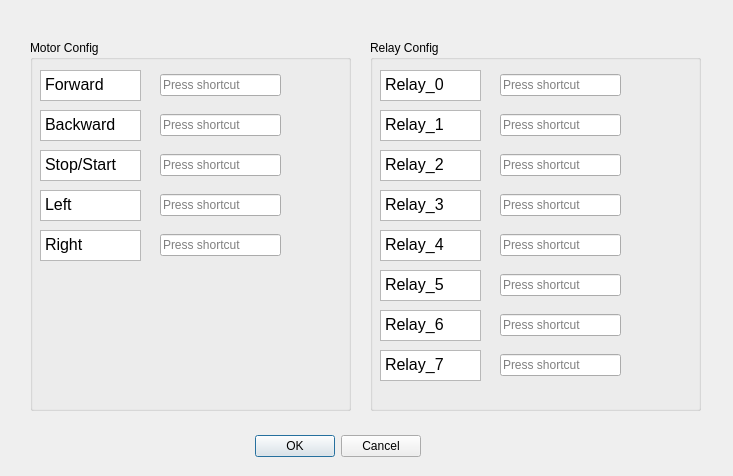
The window that ui/control_config.ui (jruelli/pluto_control) describes before a commit, drawn with Qt 5.
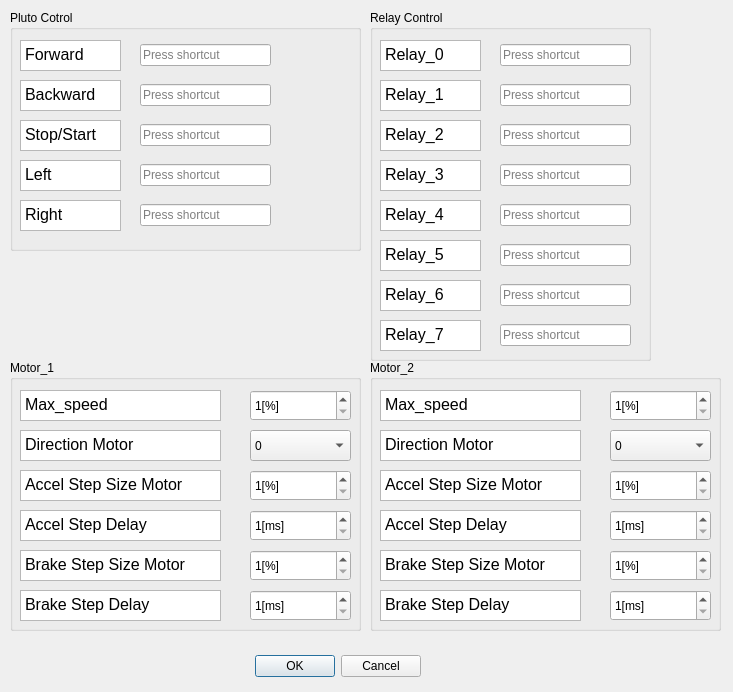
The same window after the commit.

Commit message: allow configuration of all motor parameters

```diff
--- a/ui/control_config.ui
+++ b/ui/control_config.ui
@@ -7,7 +7,7 @@
     <x>0</x>
     <y>0</y>
     <width>733</width>
-    <height>476</height>
+    <height>692</height>
    </rect>
   </property>
   <property name="windowTitle">
@@ -17,7 +17,7 @@
    <property name="geometry">
     <rect>
      <x>250</x>
-     <y>430</y>
+     <y>650</y>
      <width>171</width>
      <height>32</height>
     </rect>
@@ -32,14 +32,14 @@
   <widget class="QGroupBox" name="groupBox_17">
    <property name="geometry">
     <rect>
-     <x>30</x>
-     <y>40</y>
-     <width>321</width>
-     <height>371</height>
+     <x>10</x>
+     <y>10</y>
+     <width>351</width>
+     <height>241</height>
     </rect>
    </property>
    <property name="title">
-    <string>Motor Config</string>
+    <string>Pluto Cotrol</string>
    </property>
    <widget class="QTextEdit" name="tE_forward">
     <property name="geometry">
@@ -66,7 +66,7 @@
      <rect>
       <x>130</x>
       <y>70</y>
-      <width>121</width>
+      <width>131</width>
       <height>31</height>
      </rect>
     </property>
@@ -116,7 +116,7 @@
      <rect>
       <x>130</x>
       <y>150</y>
-      <width>121</width>
+      <width>131</width>
       <height>31</height>
      </rect>
     </property>
@@ -126,7 +126,7 @@
      <rect>
       <x>130</x>
       <y>190</y>
-      <width>121</width>
+      <width>131</width>
       <height>31</height>
      </rect>
     </property>
@@ -156,7 +156,7 @@
      <rect>
       <x>130</x>
       <y>30</y>
-      <width>121</width>
+      <width>131</width>
       <height>31</height>
      </rect>
     </property>
@@ -166,7 +166,7 @@
      <rect>
       <x>130</x>
       <y>110</y>
-      <width>121</width>
+      <width>131</width>
       <height>31</height>
      </rect>
     </property>
@@ -196,13 +196,13 @@
    <property name="geometry">
     <rect>
      <x>370</x>
-     <y>40</y>
-     <width>331</width>
-     <height>371</height>
+     <y>10</y>
+     <width>281</width>
+     <height>351</height>
     </rect>
    </property>
    <property name="title">
-    <string>Relay Config</string>
+    <string>Relay Control</string>
    </property>
    <widget class="QTextEdit" name="tE_r0">
     <property name="geometry">
@@ -229,7 +229,7 @@
      <rect>
       <x>130</x>
       <y>70</y>
-      <width>121</width>
+      <width>131</width>
       <height>31</height>
      </rect>
     </property>
@@ -279,7 +279,7 @@
      <rect>
       <x>130</x>
       <y>150</y>
-      <width>121</width>
+      <width>131</width>
       <height>31</height>
      </rect>
     </property>
@@ -289,7 +289,7 @@
      <rect>
       <x>130</x>
       <y>190</y>
-      <width>121</width>
+      <width>131</width>
       <height>31</height>
      </rect>
     </property>
@@ -319,7 +319,7 @@
      <rect>
       <x>130</x>
       <y>30</y>
-      <width>121</width>
+      <width>131</width>
       <height>31</height>
      </rect>
     </property>
@@ -329,7 +329,7 @@
      <rect>
       <x>130</x>
       <y>110</y>
-      <width>121</width>
+      <width>131</width>
       <height>31</height>
      </rect>
     </property>
@@ -379,7 +379,7 @@
      <rect>
       <x>130</x>
       <y>230</y>
-      <width>121</width>
+      <width>131</width>
       <height>31</height>
      </rect>
     </property>
@@ -429,7 +429,7 @@
      <rect>
       <x>130</x>
       <y>310</y>
-      <width>121</width>
+      <width>131</width>
       <height>31</height>
      </rect>
     </property>
@@ -439,12 +439,532 @@
      <rect>
       <x>130</x>
       <y>270</y>
-      <width>121</width>
+      <width>131</width>
       <height>31</height>
      </rect>
     </property>
    </widget>
   </widget>
+  <widget class="QGroupBox" name="gB_Motor_1">
+   <property name="geometry">
+    <rect>
+     <x>10</x>
+     <y>360</y>
+     <width>351</width>
+     <height>271</height>
+    </rect>
+   </property>
+   <property name="title">
+    <string>Motor_1</string>
+   </property>
+   <widget class="QSpinBox" name="sB_Brake_step_1">
+    <property name="geometry">
+     <rect>
+      <x>240</x>
+      <y>190</y>
+      <width>101</width>
+      <height>31</height>
+     </rect>
+    </property>
+    <property name="suffix">
+     <string>[%]</string>
+    </property>
+    <property name="prefix">
+     <string/>
+    </property>
+    <property name="minimum">
+     <number>1</number>
+    </property>
+    <property name="maximum">
+     <number>99</number>
+    </property>
+   </widget>
+   <widget class="QSpinBox" name="sB_Accel_delay_1">
+    <property name="geometry">
+     <rect>
+      <x>240</x>
+      <y>150</y>
+      <width>101</width>
+      <height>31</height>
+     </rect>
+    </property>
+    <property name="specialValueText">
+     <string/>
+    </property>
+    <property name="suffix">
+     <string>[ms]</string>
+    </property>
+    <property name="minimum">
+     <number>1</number>
+    </property>
+    <property name="maximum">
+     <number>65535</number>
+    </property>
+   </widget>
+   <widget class="QSpinBox" name="sB_max_speed_1">
+    <property name="geometry">
+     <rect>
+      <x>240</x>
+      <y>30</y>
+      <width>101</width>
+      <height>31</height>
+     </rect>
+    </property>
+    <property name="suffix">
+     <string>[%]</string>
+    </property>
+    <property name="minimum">
+     <number>1</number>
+    </property>
+    <property name="maximum">
+     <number>100</number>
+    </property>
+   </widget>
+   <widget class="QTextEdit" name="tE_max_speed_1">
+    <property name="geometry">
+     <rect>
+      <x>10</x>
+      <y>30</y>
+      <width>201</width>
+      <height>31</height>
+     </rect>
+    </property>
+    <property name="readOnly">
+     <bool>true</bool>
+    </property>
+    <property name="html">
+     <string>&lt;!DOCTYPE HTML PUBLIC &quot;-//W3C//DTD HTML 4.0//EN&quot; &quot;http://www.w3.org/TR/REC-html40/strict.dtd&quot;&gt;
+&lt;html&gt;&lt;head&gt;&lt;meta name=&quot;qrichtext&quot; content=&quot;1&quot; /&gt;&lt;style type=&quot;text/css&quot;&gt;
+p, li { white-space: pre-wrap; }
+&lt;/style&gt;&lt;/head&gt;&lt;body style=&quot; font-family:'MS Shell Dlg 2'; font-size:12pt; font-weight:400; font-style:normal;&quot;&gt;
+&lt;p style=&quot; margin-top:0px; margin-bottom:0px; margin-left:0px; margin-right:0px; -qt-block-indent:0; text-indent:0px;&quot;&gt;Max_speed&lt;/p&gt;&lt;/body&gt;&lt;/html&gt;</string>
+    </property>
+   </widget>
+   <widget class="QTextEdit" name="tE_dir_1">
+    <property name="geometry">
+     <rect>
+      <x>10</x>
+      <y>70</y>
+      <width>201</width>
+      <height>31</height>
+     </rect>
+    </property>
+    <property name="readOnly">
+     <bool>true</bool>
+    </property>
+    <property name="html">
+     <string>&lt;!DOCTYPE HTML PUBLIC &quot;-//W3C//DTD HTML 4.0//EN&quot; &quot;http://www.w3.org/TR/REC-html40/strict.dtd&quot;&gt;
+&lt;html&gt;&lt;head&gt;&lt;meta name=&quot;qrichtext&quot; content=&quot;1&quot; /&gt;&lt;style type=&quot;text/css&quot;&gt;
+p, li { white-space: pre-wrap; }
+&lt;/style&gt;&lt;/head&gt;&lt;body style=&quot; font-family:'MS Shell Dlg 2'; font-size:12pt; font-weight:400; font-style:normal;&quot;&gt;
+&lt;p style=&quot; margin-top:0px; margin-bottom:0px; margin-left:0px; margin-right:0px; -qt-block-indent:0; text-indent:0px;&quot;&gt;Direction Motor&lt;/p&gt;&lt;/body&gt;&lt;/html&gt;</string>
+    </property>
+   </widget>
+   <widget class="QTextEdit" name="tE_Brake_delay_1">
+    <property name="geometry">
+     <rect>
+      <x>10</x>
+      <y>230</y>
+      <width>201</width>
+      <height>31</height>
+     </rect>
+    </property>
+    <property name="readOnly">
+     <bool>true</bool>
+    </property>
+    <property name="html">
+     <string>&lt;!DOCTYPE HTML PUBLIC &quot;-//W3C//DTD HTML 4.0//EN&quot; &quot;http://www.w3.org/TR/REC-html40/strict.dtd&quot;&gt;
+&lt;html&gt;&lt;head&gt;&lt;meta name=&quot;qrichtext&quot; content=&quot;1&quot; /&gt;&lt;style type=&quot;text/css&quot;&gt;
+p, li { white-space: pre-wrap; }
+&lt;/style&gt;&lt;/head&gt;&lt;body style=&quot; font-family:'MS Shell Dlg 2'; font-size:12pt; font-weight:400; font-style:normal;&quot;&gt;
+&lt;p style=&quot; margin-top:0px; margin-bottom:0px; margin-left:0px; margin-right:0px; -qt-block-indent:0; text-indent:0px;&quot;&gt;Brake Step Delay&lt;/p&gt;&lt;/body&gt;&lt;/html&gt;</string>
+    </property>
+   </widget>
+   <widget class="QTextEdit" name="tE_Brake_step_1">
+    <property name="geometry">
+     <rect>
+      <x>10</x>
+      <y>190</y>
+      <width>201</width>
+      <height>31</height>
+     </rect>
+    </property>
+    <property name="readOnly">
+     <bool>true</bool>
+    </property>
+    <property name="html">
+     <string>&lt;!DOCTYPE HTML PUBLIC &quot;-//W3C//DTD HTML 4.0//EN&quot; &quot;http://www.w3.org/TR/REC-html40/strict.dtd&quot;&gt;
+&lt;html&gt;&lt;head&gt;&lt;meta name=&quot;qrichtext&quot; content=&quot;1&quot; /&gt;&lt;style type=&quot;text/css&quot;&gt;
+p, li { white-space: pre-wrap; }
+&lt;/style&gt;&lt;/head&gt;&lt;body style=&quot; font-family:'MS Shell Dlg 2'; font-size:12pt; font-weight:400; font-style:normal;&quot;&gt;
+&lt;p style=&quot; margin-top:0px; margin-bottom:0px; margin-left:0px; margin-right:0px; -qt-block-indent:0; text-indent:0px;&quot;&gt;Brake Step Size Motor&lt;/p&gt;&lt;/body&gt;&lt;/html&gt;</string>
+    </property>
+   </widget>
+   <widget class="QTextEdit" name="tE_Accel_delay_1">
+    <property name="geometry">
+     <rect>
+      <x>10</x>
+      <y>150</y>
+      <width>201</width>
+      <height>31</height>
+     </rect>
+    </property>
+    <property name="readOnly">
+     <bool>true</bool>
+    </property>
+    <property name="html">
+     <string>&lt;!DOCTYPE HTML PUBLIC &quot;-//W3C//DTD HTML 4.0//EN&quot; &quot;http://www.w3.org/TR/REC-html40/strict.dtd&quot;&gt;
+&lt;html&gt;&lt;head&gt;&lt;meta name=&quot;qrichtext&quot; content=&quot;1&quot; /&gt;&lt;style type=&quot;text/css&quot;&gt;
+p, li { white-space: pre-wrap; }
+&lt;/style&gt;&lt;/head&gt;&lt;body style=&quot; font-family:'MS Shell Dlg 2'; font-size:12pt; font-weight:400; font-style:normal;&quot;&gt;
+&lt;p style=&quot; margin-top:0px; margin-bottom:0px; margin-left:0px; margin-right:0px; -qt-block-indent:0; text-indent:0px;&quot;&gt;Accel Step Delay&lt;/p&gt;&lt;/body&gt;&lt;/html&gt;</string>
+    </property>
+   </widget>
+   <widget class="QSpinBox" name="sB_Accel_step_1">
+    <property name="geometry">
+     <rect>
+      <x>240</x>
+      <y>110</y>
+      <width>101</width>
+      <height>31</height>
+     </rect>
+    </property>
+    <property name="suffix">
+     <string>[%]</string>
+    </property>
+    <property name="prefix">
+     <string/>
+    </property>
+    <property name="minimum">
+     <number>1</number>
+    </property>
+    <property name="maximum">
+     <number>99</number>
+    </property>
+   </widget>
+   <widget class="QComboBox" name="cB_dir_1">
+    <property name="geometry">
+     <rect>
+      <x>240</x>
+      <y>70</y>
+      <width>101</width>
+      <height>31</height>
+     </rect>
+    </property>
+    <item>
+     <property name="text">
+      <string>0</string>
+     </property>
+    </item>
+    <item>
+     <property name="text">
+      <string>1</string>
+     </property>
+    </item>
+   </widget>
+   <widget class="QTextEdit" name="tE_Accel_step_1">
+    <property name="geometry">
+     <rect>
+      <x>10</x>
+      <y>110</y>
+      <width>201</width>
+      <height>31</height>
+     </rect>
+    </property>
+    <property name="readOnly">
+     <bool>true</bool>
+    </property>
+    <property name="html">
+     <string>&lt;!DOCTYPE HTML PUBLIC &quot;-//W3C//DTD HTML 4.0//EN&quot; &quot;http://www.w3.org/TR/REC-html40/strict.dtd&quot;&gt;
+&lt;html&gt;&lt;head&gt;&lt;meta name=&quot;qrichtext&quot; content=&quot;1&quot; /&gt;&lt;style type=&quot;text/css&quot;&gt;
+p, li { white-space: pre-wrap; }
+&lt;/style&gt;&lt;/head&gt;&lt;body style=&quot; font-family:'MS Shell Dlg 2'; font-size:12pt; font-weight:400; font-style:normal;&quot;&gt;
+&lt;p style=&quot; margin-top:0px; margin-bottom:0px; margin-left:0px; margin-right:0px; -qt-block-indent:0; text-indent:0px;&quot;&gt;Accel Step Size Motor&lt;/p&gt;&lt;/body&gt;&lt;/html&gt;</string>
+    </property>
+   </widget>
+   <widget class="QSpinBox" name="sB_Brake_delay_1">
+    <property name="geometry">
+     <rect>
+      <x>240</x>
+      <y>230</y>
+      <width>101</width>
+      <height>31</height>
+     </rect>
+    </property>
+    <property name="specialValueText">
+     <string/>
+    </property>
+    <property name="suffix">
+     <string>[ms]</string>
+    </property>
+    <property name="minimum">
+     <number>1</number>
+    </property>
+    <property name="maximum">
+     <number>65535</number>
+    </property>
+   </widget>
+  </widget>
+  <widget class="QGroupBox" name="gB_Motor_2">
+   <property name="geometry">
+    <rect>
+     <x>370</x>
+     <y>360</y>
+     <width>351</width>
+     <height>271</height>
+    </rect>
+   </property>
+   <property name="title">
+    <string>Motor_2</string>
+   </property>
+   <widget class="QSpinBox" name="sB_Brake_step_2">
+    <property name="geometry">
+     <rect>
+      <x>240</x>
+      <y>190</y>
+      <width>101</width>
+      <height>31</height>
+     </rect>
+    </property>
+    <property name="suffix">
+     <string>[%]</string>
+    </property>
+    <property name="prefix">
+     <string/>
+    </property>
+    <property name="minimum">
+     <number>1</number>
+    </property>
+    <property name="maximum">
+     <number>99</number>
+    </property>
+   </widget>
+   <widget class="QSpinBox" name="sB_Accel_delay_2">
+    <property name="geometry">
+     <rect>
+      <x>240</x>
+      <y>150</y>
+      <width>101</width>
+      <height>31</height>
+     </rect>
+    </property>
+    <property name="specialValueText">
+     <string/>
+    </property>
+    <property name="suffix">
+     <string>[ms]</string>
+    </property>
+    <property name="minimum">
+     <number>1</number>
+    </property>
+    <property name="maximum">
+     <number>65535</number>
+    </property>
+   </widget>
+   <widget class="QSpinBox" name="sB_max_speed_2">
+    <property name="geometry">
+     <rect>
+      <x>240</x>
+      <y>30</y>
+      <width>101</width>
+      <height>31</height>
+     </rect>
+    </property>
+    <property name="suffix">
+     <string>[%]</string>
+    </property>
+    <property name="minimum">
+     <number>1</number>
+    </property>
+    <property name="maximum">
+     <number>100</number>
+    </property>
+   </widget>
+   <widget class="QTextEdit" name="tE_max_speed_2">
+    <property name="geometry">
+     <rect>
+      <x>10</x>
+      <y>30</y>
+      <width>201</width>
+      <height>31</height>
+     </rect>
+    </property>
+    <property name="readOnly">
+     <bool>true</bool>
+    </property>
+    <property name="html">
+     <string>&lt;!DOCTYPE HTML PUBLIC &quot;-//W3C//DTD HTML 4.0//EN&quot; &quot;http://www.w3.org/TR/REC-html40/strict.dtd&quot;&gt;
+&lt;html&gt;&lt;head&gt;&lt;meta name=&quot;qrichtext&quot; content=&quot;1&quot; /&gt;&lt;style type=&quot;text/css&quot;&gt;
+p, li { white-space: pre-wrap; }
+&lt;/style&gt;&lt;/head&gt;&lt;body style=&quot; font-family:'MS Shell Dlg 2'; font-size:12pt; font-weight:400; font-style:normal;&quot;&gt;
+&lt;p style=&quot; margin-top:0px; margin-bottom:0px; margin-left:0px; margin-right:0px; -qt-block-indent:0; text-indent:0px;&quot;&gt;Max_speed&lt;/p&gt;&lt;/body&gt;&lt;/html&gt;</string>
+    </property>
+   </widget>
+   <widget class="QTextEdit" name="tE_dir_2">
+    <property name="geometry">
+     <rect>
+      <x>10</x>
+      <y>70</y>
+      <width>201</width>
+      <height>31</height>
+     </rect>
+    </property>
+    <property name="readOnly">
+     <bool>true</bool>
+    </property>
+    <property name="html">
+     <string>&lt;!DOCTYPE HTML PUBLIC &quot;-//W3C//DTD HTML 4.0//EN&quot; &quot;http://www.w3.org/TR/REC-html40/strict.dtd&quot;&gt;
+&lt;html&gt;&lt;head&gt;&lt;meta name=&quot;qrichtext&quot; content=&quot;1&quot; /&gt;&lt;style type=&quot;text/css&quot;&gt;
+p, li { white-space: pre-wrap; }
+&lt;/style&gt;&lt;/head&gt;&lt;body style=&quot; font-family:'MS Shell Dlg 2'; font-size:12pt; font-weight:400; font-style:normal;&quot;&gt;
+&lt;p style=&quot; margin-top:0px; margin-bottom:0px; margin-left:0px; margin-right:0px; -qt-block-indent:0; text-indent:0px;&quot;&gt;Direction Motor&lt;/p&gt;&lt;/body&gt;&lt;/html&gt;</string>
+    </property>
+   </widget>
+   <widget class="QTextEdit" name="tE_Brake_delay_2">
+    <property name="geometry">
+     <rect>
+      <x>10</x>
+      <y>230</y>
+      <width>201</width>
+      <height>31</height>
+     </rect>
+    </property>
+    <property name="readOnly">
+     <bool>true</bool>
+    </property>
+    <property name="html">
+     <string>&lt;!DOCTYPE HTML PUBLIC &quot;-//W3C//DTD HTML 4.0//EN&quot; &quot;http://www.w3.org/TR/REC-html40/strict.dtd&quot;&gt;
+&lt;html&gt;&lt;head&gt;&lt;meta name=&quot;qrichtext&quot; content=&quot;1&quot; /&gt;&lt;style type=&quot;text/css&quot;&gt;
+p, li { white-space: pre-wrap; }
+&lt;/style&gt;&lt;/head&gt;&lt;body style=&quot; font-family:'MS Shell Dlg 2'; font-size:12pt; font-weight:400; font-style:normal;&quot;&gt;
+&lt;p style=&quot; margin-top:0px; margin-bottom:0px; margin-left:0px; margin-right:0px; -qt-block-indent:0; text-indent:0px;&quot;&gt;Brake Step Delay&lt;/p&gt;&lt;/body&gt;&lt;/html&gt;</string>
+    </property>
+   </widget>
+   <widget class="QTextEdit" name="tE_Brake_step_2">
+    <property name="geometry">
+     <rect>
+      <x>10</x>
+      <y>190</y>
+      <width>201</width>
+      <height>31</height>
+     </rect>
+    </property>
+    <property name="readOnly">
+     <bool>true</bool>
+    </property>
+    <property name="html">
+     <string>&lt;!DOCTYPE HTML PUBLIC &quot;-//W3C//DTD HTML 4.0//EN&quot; &quot;http://www.w3.org/TR/REC-html40/strict.dtd&quot;&gt;
+&lt;html&gt;&lt;head&gt;&lt;meta name=&quot;qrichtext&quot; content=&quot;1&quot; /&gt;&lt;style type=&quot;text/css&quot;&gt;
+p, li { white-space: pre-wrap; }
+&lt;/style&gt;&lt;/head&gt;&lt;body style=&quot; font-family:'MS Shell Dlg 2'; font-size:12pt; font-weight:400; font-style:normal;&quot;&gt;
+&lt;p style=&quot; margin-top:0px; margin-bottom:0px; margin-left:0px; margin-right:0px; -qt-block-indent:0; text-indent:0px;&quot;&gt;Brake Step Size Motor&lt;/p&gt;&lt;/body&gt;&lt;/html&gt;</string>
+    </property>
+   </widget>
+   <widget class="QTextEdit" name="tE_Accel_delay_2">
+    <property name="geometry">
+     <rect>
+      <x>10</x>
+      <y>150</y>
+      <width>201</width>
+      <height>31</height>
+     </rect>
+    </property>
+    <property name="readOnly">
+     <bool>true</bool>
+    </property>
+    <property name="html">
+     <string>&lt;!DOCTYPE HTML PUBLIC &quot;-//W3C//DTD HTML 4.0//EN&quot; &quot;http://www.w3.org/TR/REC-html40/strict.dtd&quot;&gt;
+&lt;html&gt;&lt;head&gt;&lt;meta name=&quot;qrichtext&quot; content=&quot;1&quot; /&gt;&lt;style type=&quot;text/css&quot;&gt;
+p, li { white-space: pre-wrap; }
+&lt;/style&gt;&lt;/head&gt;&lt;body style=&quot; font-family:'MS Shell Dlg 2'; font-size:12pt; font-weight:400; font-style:normal;&quot;&gt;
+&lt;p style=&quot; margin-top:0px; margin-bottom:0px; margin-left:0px; margin-right:0px; -qt-block-indent:0; text-indent:0px;&quot;&gt;Accel Step Delay&lt;/p&gt;&lt;/body&gt;&lt;/html&gt;</string>
+    </property>
+   </widget>
+   <widget class="QSpinBox" name="sB_Accel_step_2">
+    <property name="geometry">
+     <rect>
+      <x>240</x>
+      <y>110</y>
+      <width>101</width>
+      <height>31</height>
+     </rect>
+    </property>
+    <property name="suffix">
+     <string>[%]</string>
+    </property>
+    <property name="prefix">
+     <string/>
+    </property>
+    <property name="minimum">
+     <number>1</number>
+    </property>
+    <property name="maximum">
+     <number>99</number>
+    </property>
+   </widget>
+   <widget class="QComboBox" name="cB_dir_2">
+    <property name="geometry">
+     <rect>
+      <x>240</x>
+      <y>70</y>
+      <width>101</width>
+      <height>31</height>
+     </rect>
+    </property>
+    <item>
+     <property name="text">
+      <string>0</string>
+     </property>
+    </item>
+    <item>
+     <property name="text">
+      <string>1</string>
+     </property>
+    </item>
+   </widget>
+   <widget class="QTextEdit" name="tE_Accel_step_2">
+    <property name="geometry">
+     <rect>
+      <x>10</x>
+      <y>110</y>
+      <width>201</width>
+      <height>31</height>
+     </rect>
+    </property>
+    <property name="readOnly">
+     <bool>true</bool>
+    </property>
+    <property name="html">
+     <string>&lt;!DOCTYPE HTML PUBLIC &quot;-//W3C//DTD HTML 4.0//EN&quot; &quot;http://www.w3.org/TR/REC-html40/strict.dtd&quot;&gt;
+&lt;html&gt;&lt;head&gt;&lt;meta name=&quot;qrichtext&quot; content=&quot;1&quot; /&gt;&lt;style type=&quot;text/css&quot;&gt;
+p, li { white-space: pre-wrap; }
+&lt;/style&gt;&lt;/head&gt;&lt;body style=&quot; font-family:'MS Shell Dlg 2'; font-size:12pt; font-weight:400; font-style:normal;&quot;&gt;
+&lt;p style=&quot; margin-top:0px; margin-bottom:0px; margin-left:0px; margin-right:0px; -qt-block-indent:0; text-indent:0px;&quot;&gt;Accel Step Size Motor&lt;/p&gt;&lt;/body&gt;&lt;/html&gt;</string>
+    </property>
+   </widget>
+   <widget class="QSpinBox" name="sB_Brake_delay_2">
+    <property name="geometry">
+     <rect>
+      <x>240</x>
+      <y>230</y>
+      <width>101</width>
+      <height>31</height>
+     </rect>
+    </property>
+    <property name="specialValueText">
+     <string/>
+    </property>
+    <property name="suffix">
+     <string>[ms]</string>
+    </property>
+    <property name="minimum">
+     <number>1</number>
+    </property>
+    <property name="maximum">
+     <number>65535</number>
+    </property>
+   </widget>
+  </widget>
  </widget>
  <resources/>
  <connections>
```
Left out of the diff: 2 changed lines with no effect on the pictures. The commit also changes 2 other files.
